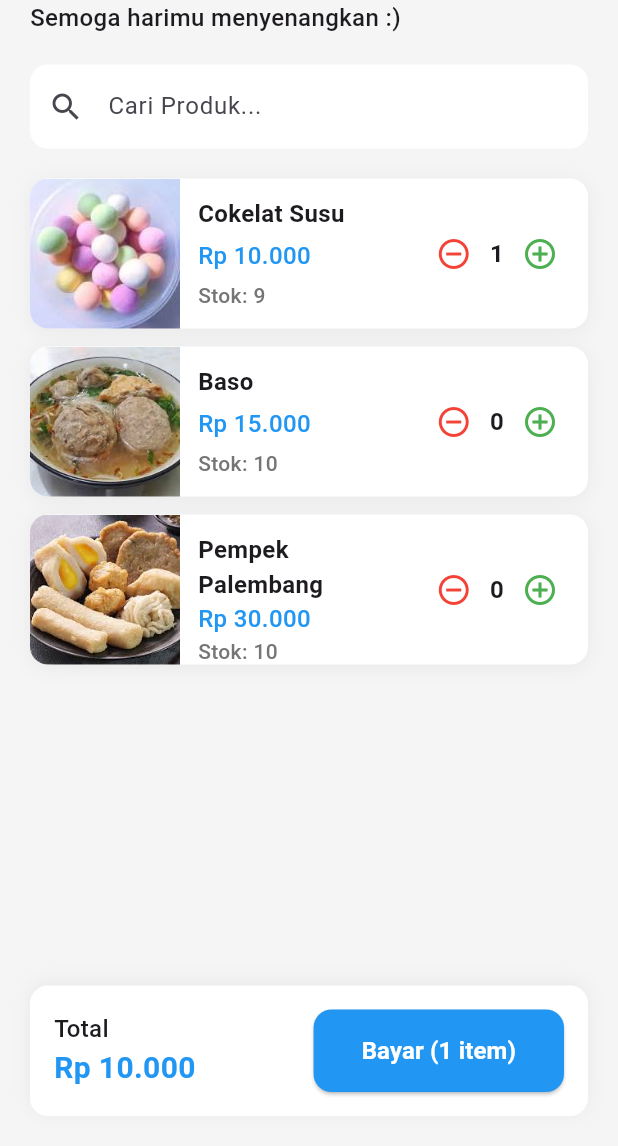
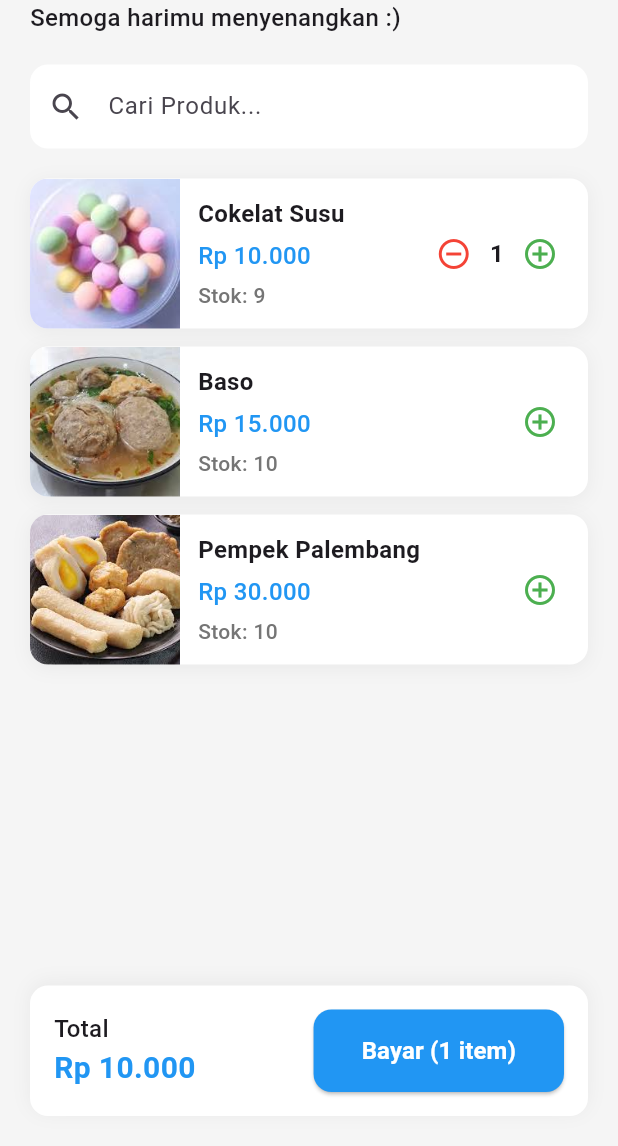
Before and after one commit to yogikautsa112/cashier-app-flutter, a Flutter app: the screen it shows after launch, after a tap on the "add circle outline" icon, on a phone screen of 412 x 824 dp, the part 90-1236 px from its top. Run offline on Flutter 3.47's test engine with Material 3 defaults, Android fonts, the phone set to English and light mode, and no system bars.

Commit message:
update styling

```diff
--- a/lib/cashier_page.dart
+++ b/lib/cashier_page.dart
@@ -38,10 +38,10 @@ class _CashierPageState extends State<CashierPage> {
   int _totalHarga = 0;
 
   Future<void> _tambahItemBeli(int index) async {
-    if (products[index]["quantity"] < products[index]["stock"]) {
+    if (products[index]["stock"] > 0) {  // Changed condition to check stock directly
       setState(() {
         products[index]["quantity"]++;
-        products[index]["stock"]--;  // Decrease stock
+        products[index]["stock"]--;
         _totalItem++;
         _totalHarga += products[index]["price"] as int;
       });
@@ -177,22 +177,31 @@ class _CashierPageState extends State<CashierPage> {
                             padding: const EdgeInsets.all(8),
                             child: Row(
                               children: [
+                                Visibility(
+                                  visible: product['quantity'] > 0,
+                                  child: Row(
+                                    children: [
                                       IconButton(
                                         onPressed: () => _kurangItemBeli(index),
                                         icon: const Icon(Icons.remove_circle_outline),
                                         color: Colors.red,
                                       ),
                                       Text(
-                                  '${product['quantity'] ?? 0}',
+                                        '${product['quantity']}',
                                         style: const TextStyle(
                                           fontSize: 16,
                                           fontWeight: FontWeight.bold,
                                         ),
                                       ),
+                                    ],
+                                  ),
+                                ),
                                 IconButton(
-                                  onPressed: () => _tambahItemBeli(index),
+                                  onPressed: product['stock'] > 0
+                                      ? () => _tambahItemBeli(index)
+                                      : null,
                                   icon: const Icon(Icons.add_circle_outline),
-                                  color: Colors.green,
+                                  color: product['stock'] > 0 ? Colors.green : Colors.grey,
                                 ),
                               ],
                             ),
```
Lines whose indentation alone changed are shown as unchanged.
